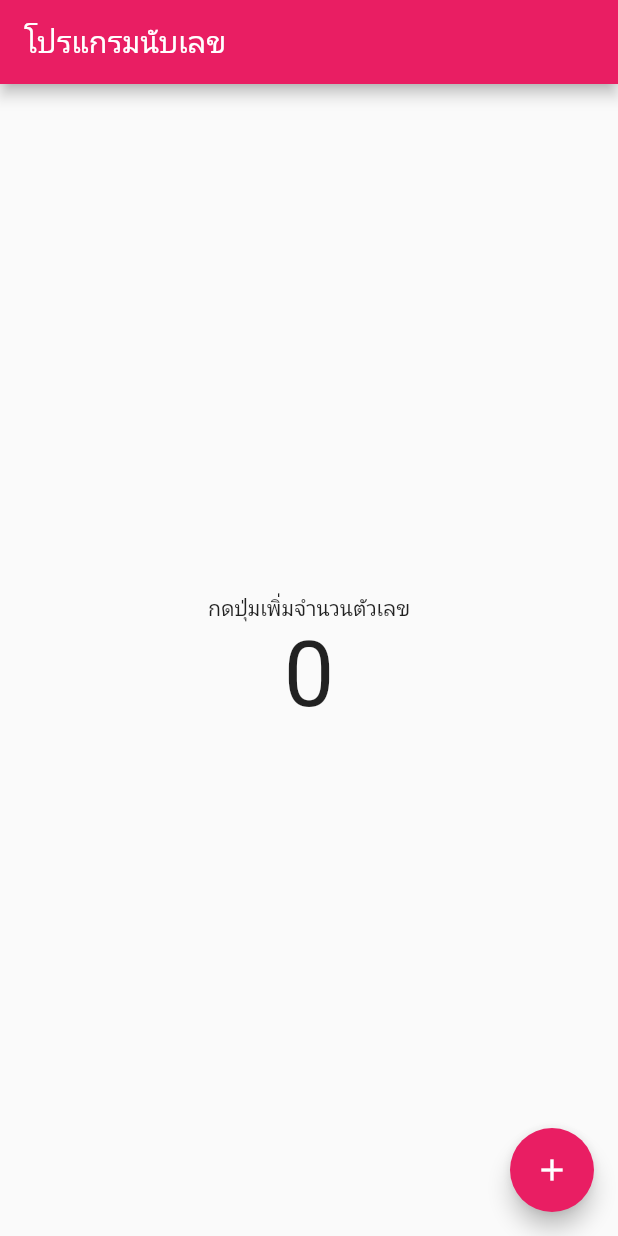
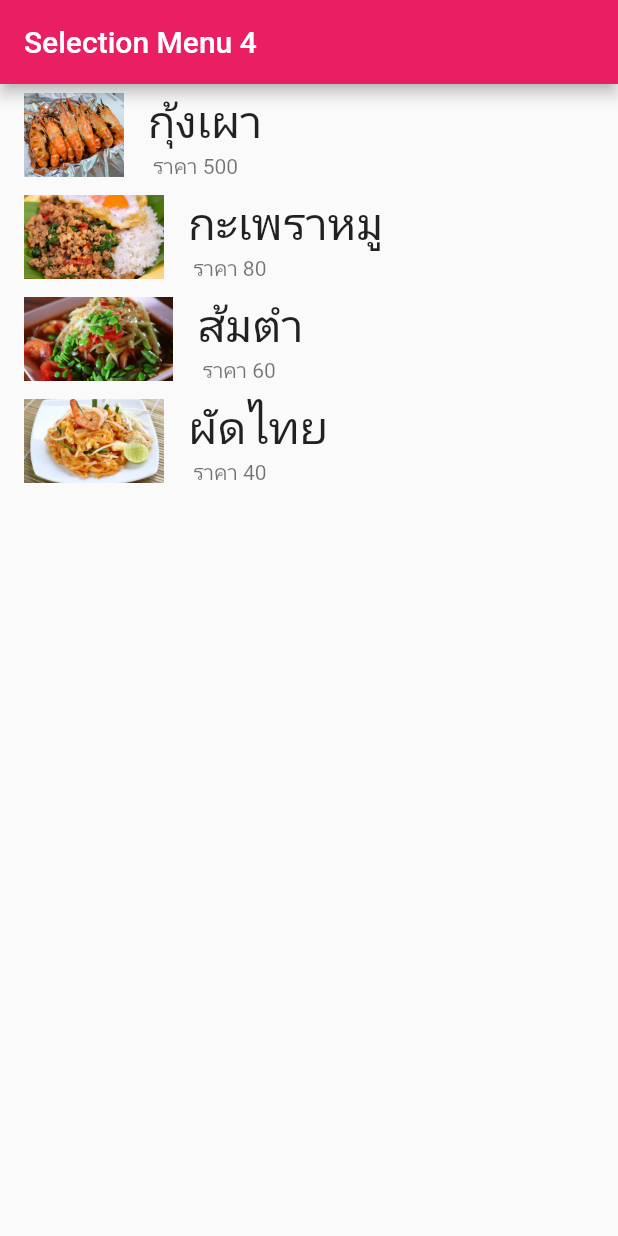
Before and after one commit to Kittisak2001/Flutter-Basic, a Flutter app: the screen it shows after launch, on a phone screen of 412 x 824 dp. Run offline on Flutter 3.47's test engine with Material 2 defaults, Android fonts, the phone set to English and light mode, and no system bars.

Commit message:
Food-Test Application

```diff
--- /dev/null
+++ b/lib/FoodMenu.dart
@@ -0,0 +1,7 @@
+class FoodMenu{
+  String name;
+  String price;
+  String img;
+
+  FoodMenu(this.name, this.price, this.img);
+}
--- a/lib/main.dart
+++ b/lib/main.dart
@@ -1,4 +1,5 @@
 import 'package:flutter/material.dart';
+import 'FoodMenu.dart';
 
 void main() {
   var app = MyApp();
@@ -24,36 +25,33 @@ class MyHomePage extends StatefulWidget {
 }
 
 class _MyHomePageState extends State<MyHomePage> {
-  int number = 0;
-
+  List<FoodMenu> menu = [
+    FoodMenu("กุ้งเผา", "500", "assets/images/pic1.jpg"),
+    FoodMenu("กะเพราหมู", "80", "assets/images/pic2.jpg"),
+    FoodMenu("ส้มตำ", "60", "assets/images/pic3.jpg"),
+    FoodMenu("ผัดไทย", "40", "assets/images/pic4.jpg"),
+  ];
   @override
   Widget build(BuildContext context) {
-    List<Widget> data = [];
-    data.add(Text("กดปุ่มเพิ่มจำนวนตัวเลข"));
-    data.add(Text(
-      "$number",
-      style: TextStyle(fontSize: 60),
-    ));
     return Scaffold(
-      appBar: AppBar(
-        title: Text("โปรแกรมนับเลข"),
-      ),
-      body: Center(
-        child: Column(
-          mainAxisAlignment: MainAxisAlignment.center,
-          children: data,
+        appBar: AppBar(
+          title: Text("Selection Menu ${menu.length}"),
         ),
-      ),
-      floatingActionButton: FloatingActionButton(
-        onPressed: addNumber,
-        child: Icon(Icons.add),
-      ),
-    );
-  }
-
-  void addNumber() {
-    setState(() {
-      number++;
-    });
+        body: ListView.builder(
+            itemCount: menu.length,
+            itemBuilder: (BuildContext context, int index) {
+              FoodMenu food = menu[index];
+              return ListTile(
+                leading: Image.asset(food.img),
+                title: Text(
+                  food.name,
+                  style: TextStyle(fontSize: 30),
+                ),
+                subtitle: Text(" ราคา ${food.price}"),
+                onTap: (){
+                  print("คุณเลือกเมนูอาหารที่มีชื่อว่า : ${food.name}");
+                },
+              );
+            }));
   }
 }
--- a/pubspec.yaml
+++ b/pubspec.yaml
@@ -64,9 +64,8 @@ flutter:
   uses-material-design: true
 
   # To add assets to your application, add an assets section, like this:
-  # assets:
-  #   - images/a_dot_burr.jpeg
-  #   - images/a_dot_ham.jpeg
+  assets:
+     - assets/images/
 
   # An image asset can refer to one or more resolution-specific "variants", see
   # https://flutter.dev/assets-and-images/#resolution-aware
```
Also changed, not shown: assets/images/pic1.jpg (added), assets/images/pic2.jpg (added), assets/images/pic3.jpg (added), assets/images/pic4.jpg (added).
